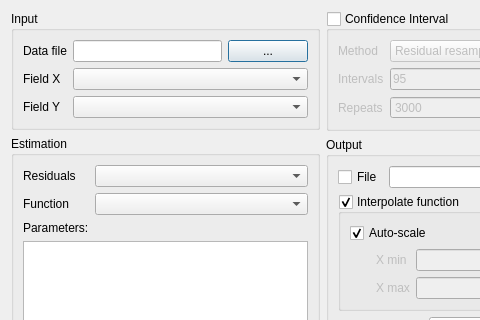
Before: the Qt Designer form pyqt_fit/qt_fit.ui in sergeyfarin/pyqt-fit, drawn with Qt 5; both pictures show x 0 to 480 and y 0 to 320 of the 646 by 534 pixel window.
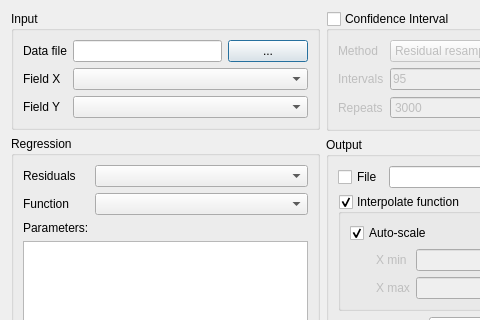
After: the same form once the commit is applied.

The edit to the form file:
```diff
--- a/pyqt_fit/qt_fit.ui
+++ b/pyqt_fit/qt_fit.ui
@@ -69,7 +69,7 @@
      <item>
       <widget class="QGroupBox" name="groupBox_3">
        <property name="title">
-        <string>Estimation</string>
+        <string>Regression</string>
        </property>
        <layout class="QGridLayout" name="gridLayout_2" columnstretch="0,1">
         <item row="0" column="0">
```
